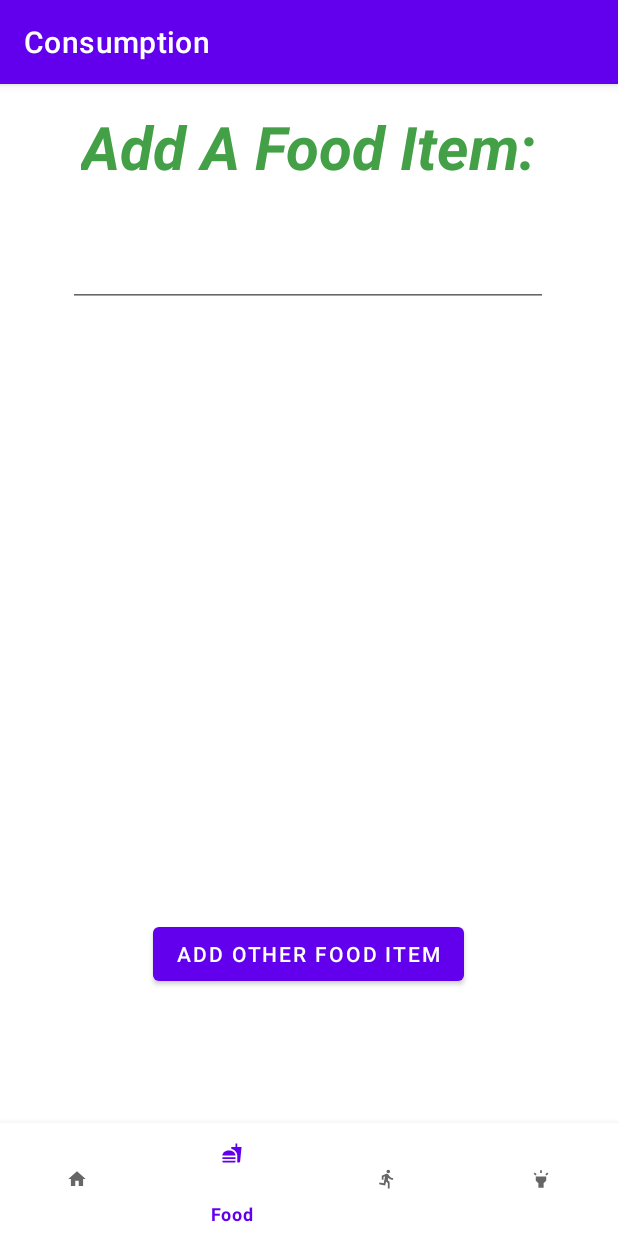
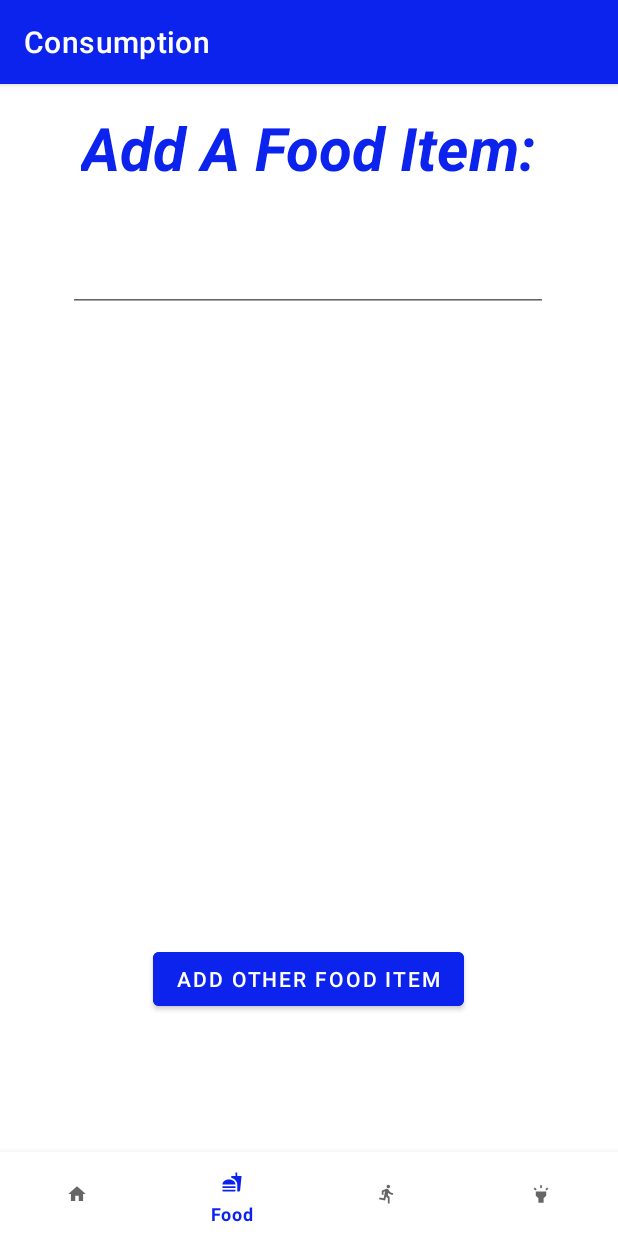
Before and after one commit to ErikHillard/HealthApp, an Android app: the screen it shows after launch (MainActivity), item 2 of the bottom bar chosen, on a phone screen of 412 x 824 dp. Run offline under Robolectric (Android 15) with nearby library versions, the phone set to English and light mode, and no system bars.

Commit message:
Changed the primary colors as well as edited the bottom nav baa bit

```diff
--- a/app/src/main/res/layout/activity_main.xml
+++ b/app/src/main/res/layout/activity_main.xml
@@ -19,12 +19,14 @@
 
     <com.google.android.material.bottomnavigation.BottomNavigationView
         android:id="@+id/bottomNavigationView"
-        android:layout_width="match_parent"
-        android:layout_height="75dp"
+        android:layout_width="0dp"
+        android:layout_height="wrap_content"
+        android:layout_marginStart="0dp"
+        android:layout_marginEnd="0dp"
+        android:background="?android:attr/windowBackground"
         app:layout_constraintBottom_toBottomOf="parent"
-        app:layout_constraintEnd_toEndOf="parent"
-        app:layout_constraintHorizontal_bias="0.5"
-        app:layout_constraintStart_toStartOf="parent"
+        app:layout_constraintLeft_toLeftOf="parent"
+        app:layout_constraintRight_toRightOf="parent"
         app:menu="@menu/bottom_nav_menu" />
 
 </androidx.constraintlayout.widget.ConstraintLayout>
--- a/app/src/main/res/layout/fragment_consumption.xml
+++ b/app/src/main/res/layout/fragment_consumption.xml
@@ -12,7 +12,7 @@
         android:layout_width="wrap_content"
         android:layout_height="wrap_content"
         android:text="Add A Food Item:"
-        android:textColor="#43a047"
+        android:textColor="@color/colorPrimary"
         android:textSize="40sp"
         android:textStyle="italic|bold"
         app:layout_constraintBottom_toBottomOf="parent"
@@ -32,7 +32,8 @@
         app:layout_constraintHorizontal_bias="0.494"
         app:layout_constraintStart_toStartOf="parent"
         app:layout_constraintTop_toTopOf="parent"
-        app:layout_constraintVertical_bias="0.16" />
+        app:layout_constraintVertical_bias="0.16"
+        android:textColor="@color/colorAccent"/>
 
     <Button
         android:id="@+id/addOtherFoodItem"
@@ -44,7 +45,8 @@
         app:layout_constraintHorizontal_bias="0.498"
         app:layout_constraintStart_toStartOf="parent"
         app:layout_constraintTop_toTopOf="parent"
-        app:layout_constraintVertical_bias="0.862" />
+        app:layout_constraintVertical_bias="0.862"
+        android:backgroundTint="@color/colorPrimary"/>
 
 
 </androidx.constraintlayout.widget.ConstraintLayout>
--- a/app/src/main/res/layout/fragment_exercise.xml
+++ b/app/src/main/res/layout/fragment_exercise.xml
@@ -12,7 +12,7 @@
         android:layout_width="wrap_content"
         android:layout_height="wrap_content"
         android:text="Exercise"
-        android:textColor="#43a047"
+        android:textColor="@color/colorPrimary"
         android:textSize="40sp"
         android:textStyle="italic|bold"
         app:layout_constraintBottom_toBottomOf="parent"
@@ -32,6 +32,7 @@
         app:layout_constraintHorizontal_bias="0.494"
         app:layout_constraintStart_toStartOf="parent"
         app:layout_constraintTop_toTopOf="parent"
-        app:layout_constraintVertical_bias="0.16" />
+        app:layout_constraintVertical_bias="0.16"
+        android:textColor="@color/colorAccent"/>
 
 </androidx.constraintlayout.widget.ConstraintLayout>
--- a/app/src/main/res/layout/fragment_home.xml
+++ b/app/src/main/res/layout/fragment_home.xml
@@ -12,7 +12,7 @@
         android:layout_width="wrap_content"
         android:layout_height="wrap_content"
         android:text="Home"
-        android:textColor="#43a047"
+        android:textColor="@color/colorPrimary"
         android:textSize="40sp"
         android:textStyle="italic|bold"
         app:layout_constraintBottom_toBottomOf="parent"
--- a/app/src/main/res/layout/fragment_idea.xml
+++ b/app/src/main/res/layout/fragment_idea.xml
@@ -15,7 +15,7 @@
         android:layout_marginTop="14dp"
         android:text="You're doing great!"
         android:textAlignment="center"
-        android:textColor="#43a047"
+        android:textColor="@color/colorPrimary"
         android:textSize="40sp"
         android:textStyle="italic|bold" />
 
--- a/app/src/main/res/menu/bottom_nav_menu.xml
+++ b/app/src/main/res/menu/bottom_nav_menu.xml
@@ -10,7 +10,7 @@
         android:icon="@drawable/ic_consumption_foreground"/>
     <item
         android:id="@+id/run"
-        android:title="Run"
+        android:title="Exercise"
         android:icon="@drawable/ic_run_foreground"/>
     <item
         android:id="@+id/idea"
--- a/app/src/main/res/values/colors.xml
+++ b/app/src/main/res/values/colors.xml
@@ -9,7 +9,7 @@
     <color name="white">#FFFFFFFF</color>
     <color name="red">#FF0000</color>
     <color name="blue">#0000FF</color>
-    <color name="colorPrimary">#FF0000</color>
-    <color name="colorAccent">#0000FF</color>
+    <color name="colorPrimary">#0c23ed</color>
+    <color name="colorAccent">#4c5adc</color>
     <color name="colorPrimaryDark">#FF018786</color>
 </resources>
--- a/app/src/main/res/values/themes.xml
+++ b/app/src/main/res/values/themes.xml
@@ -2,11 +2,11 @@
     <!-- Base application theme. -->
     <style name="Theme.HealthApp" parent="Theme.MaterialComponents.DayNight.DarkActionBar">
         <!-- Primary brand color. -->
-        <item name="colorPrimary">@color/purple_500</item>
+        <item name="colorPrimary">@color/colorPrimary</item>
         <item name="colorPrimaryVariant">@color/purple_700</item>
         <item name="colorOnPrimary">@color/white</item>
         <!-- Secondary brand color. -->
-        <item name="colorSecondary">@color/teal_200</item>
+        <item name="colorSecondary">@color/colorAccent</item>
         <item name="colorSecondaryVariant">@color/teal_700</item>
         <item name="colorOnSecondary">@color/black</item>
         <!-- Status bar color. -->
```
Also changed, not shown: app/src/main/res/layout/add_other_food_dialog.xml (+12 -6 lines).
